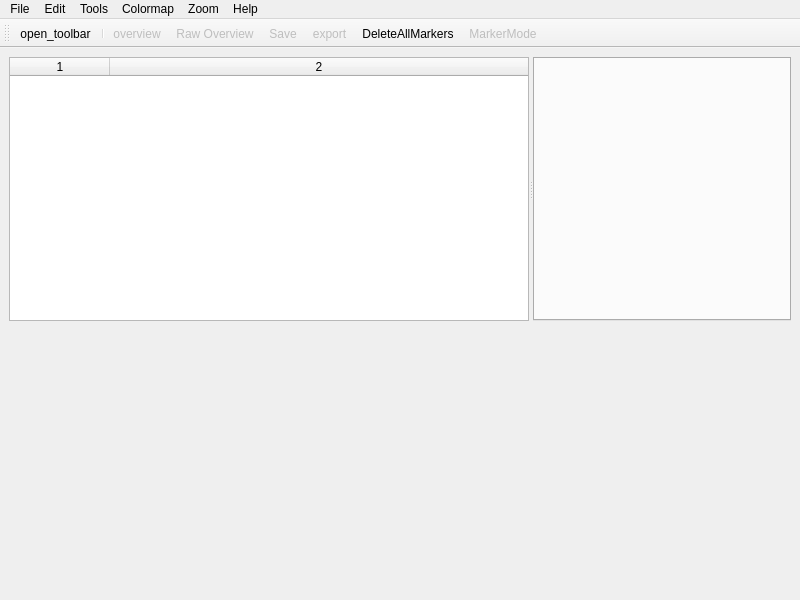
dheerajshenoy/FITSExplorer, file FITSExplorer.ui: the form before one commit.
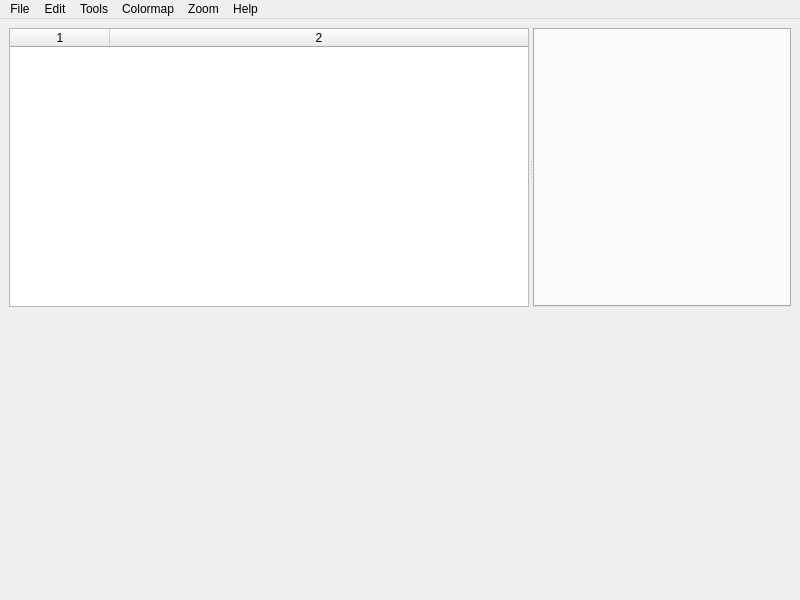
The form after the commit. Icons and pictures are not drawn. Custom widgets are drawn as their Qt base class.

Patch:
```diff
--- a/FITSExplorer.ui
+++ b/FITSExplorer.ui
@@ -244,28 +244,6 @@
    <addaction name="menuZoom"/>
    <addaction name="menuHelp"/>
   </widget>
-  <widget class="QToolBar" name="toolbar">
-   <property name="windowTitle">
-    <string>toolBar</string>
-   </property>
-   <property name="allowedAreas">
-    <set>Qt::ToolBarArea::TopToolBarArea</set>
-   </property>
-   <attribute name="toolBarArea">
-    <enum>TopToolBarArea</enum>
-   </attribute>
-   <attribute name="toolBarBreak">
-    <bool>false</bool>
-   </attribute>
-   <addaction name="actionopen_toolbar"/>
-   <addaction name="separator"/>
-   <addaction name="actionoverview"/>
-   <addaction name="actionoverview_raw"/>
-   <addaction name="actionSave_toolbar"/>
-   <addaction name="action_export_toolbar"/>
-   <addaction name="actionDeleteAllMarkers"/>
-   <addaction name="actionMarkerMode"/>
-  </widget>
   <action name="actionOpen">
    <property name="text">
     <string>Open</string>
```
Left out of the diff: 70 changed lines with no effect on the pictures.
